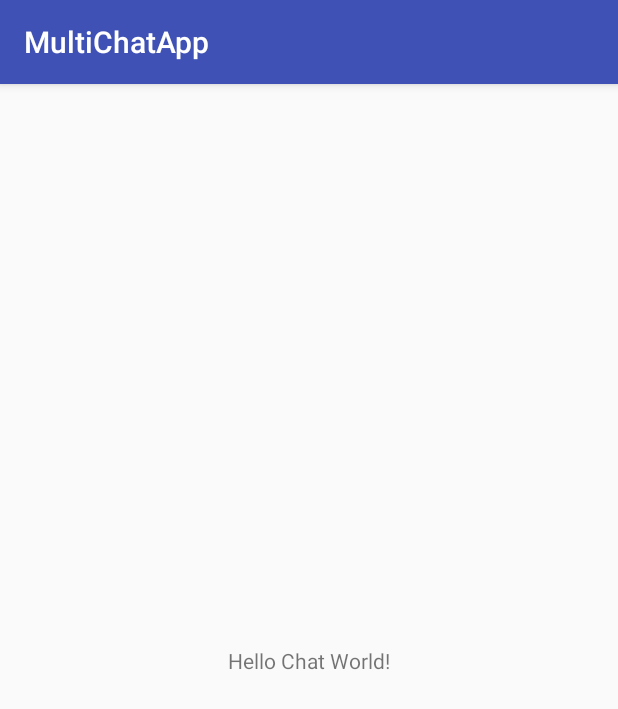
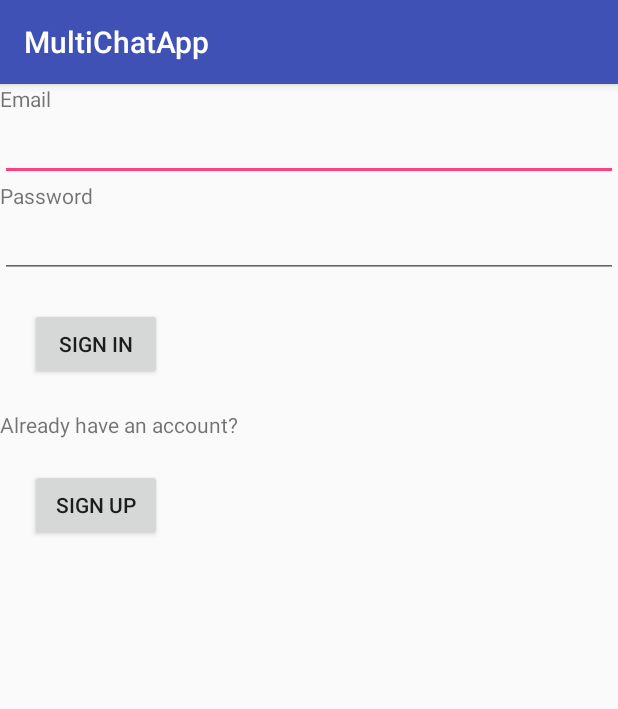
Before and after one commit to CodePathAndroidChat/MultiChat, an Android app: the screen it shows after launch (MainActivity before the commit, LoginActivity after it), on a phone screen of 412 x 824 dp. Shown: the top 709 px of the screen. Run offline under Robolectric (Android 15) with nearby library versions, the phone set to English and light mode, and no system bars; our stand-ins replace ButterKnife, Firebase (no records; nobody signed in at launch, a user with empty details on screens opened directly); libraries missing offline, so code that uses them is left out: com.crashlytics.android, io.fabric.sdk; 1 statement that could not run was skipped.

Commit message:
Add firebase support with Realtime Database, Cloud Messaging, Authentication
- Add login activity and screen
- Show logged user in MainActivity

```diff
--- /dev/null
+++ b/MultiChatApp/app/src/main/java/com/example/jason/multichatapp/activities/MainActivity.java
@@ -0,0 +1,78 @@
+package com.example.jason.multichatapp.activities;
+
+import android.content.Intent;
+import android.os.Bundle;
+import android.support.v7.app.AppCompatActivity;
+import android.util.Log;
+import android.widget.TextView;
+
+import com.crashlytics.android.Crashlytics;
+import com.example.jason.multichatapp.R;
+import com.example.jason.multichatapp.activities.LoginActivity;
+import com.google.firebase.auth.FirebaseAuth;
+import com.google.firebase.auth.FirebaseUser;
+
+import io.fabric.sdk.android.Fabric;
+
+public class MainActivity extends AppCompatActivity {
+
+    private final String TAG = "@@@";
+    private FirebaseAuth mAuth;
+
+    @Override
+    protected void onCreate(Bundle savedInstanceState) {
+        super.onCreate(savedInstanceState);
+        setContentView(R.layout.activity_main);
+        Fabric.with(this, new Crashlytics());
+
+        // Initialize the FirebaseAuth instance
+        mAuth = FirebaseAuth.getInstance();
+        // Write a message to the database
+//        FirebaseDatabase database = FirebaseDatabase.getInstance();
+//        DatabaseReference myRef = database.getReference("message");
+//
+//        myRef.setValue("Hello, World!");
+//
+//        // Read from the database
+//        myRef.addValueEventListener(new ValueEventListener() {
+//            @Override
+//            public void onDataChange(DataSnapshot dataSnapshot) {
+//                // This method is called once with the initial value and again
+//                // whenever data at this location is updated.
+//                String value = dataSnapshot.getValue(String.class);
+//                Log.d(TAG, "Value is: " + value);
+//            }
+//
+//            @Override
+//            public void onCancelled(DatabaseError error) {
+//                // Failed to read value
+//                Log.w(TAG, "Failed to read value.", error.toException());
+//            }
+//        });
+    }
+
+    @Override
+    public void onStart() {
+        super.onStart();
+        // Check if user is signed in (non-null) and update UI accordingly.
+        FirebaseUser currentUser = mAuth.getCurrentUser();
+        if (currentUser != null) {
+            // Name, email address, and profile photo Url
+            String name = currentUser.getDisplayName();
+            String email = currentUser.getEmail();
+            TextView tvEmail = (TextView) findViewById(R.id.tvUserName);
+            tvEmail.setText(email);
+            // Check if user's email is verified
+//            boolean emailVerified = currentUser.isEmailVerified();
+
+            // The user's ID, unique to the Firebase project. Do NOT use this value to
+            // authenticate with your backend server, if you have one. Use
+            // FirebaseUser.getToken() instead.
+            String uid = currentUser.getUid();
+            Log.d(TAG, "User is logged " + uid);
+        } else {
+            Intent i = new Intent(this, LoginActivity.class);
+            startActivity(i);
+        }
+    }
+}
--- /dev/null
+++ b/MultiChatApp/app/src/main/res/layout/activity_login.xml
@@ -0,0 +1,45 @@
+<?xml version="1.0" encoding="utf-8"?>
+<LinearLayout
+    xmlns:android="http://schemas.android.com/apk/res/android"
+    xmlns:tools="http://schemas.android.com/tools"
+    android:layout_width="match_parent"
+    android:layout_height="match_parent"
+    android:orientation="vertical"
+    tools:context="com.example.jason.multichatapp.activities.LoginActivity">
+
+    <TextView
+        android:layout_width="wrap_content"
+        android:layout_height="wrap_content"
+        android:text="@string/email"/>
+    <EditText
+        android:id="@+id/etEmail"
+        android:layout_width="match_parent"
+        android:layout_height="wrap_content"/>
+    <TextView
+        android:layout_width="wrap_content"
+        android:layout_height="wrap_content"
+        android:text="@string/password"/>
+    <EditText
+        android:id="@+id/etPassword"
+        android:layout_width="match_parent"
+        android:layout_height="wrap_content"/>
+    <Button
+        android:id="@+id/btnSign_in"
+        android:layout_width="wrap_content"
+        android:layout_height="wrap_content"
+        android:layout_centerHorizontal="true"
+        android:layout_margin="20dp"
+        android:text="@string/sign_in" />
+    <TextView
+        android:layout_width="wrap_content"
+        android:layout_height="wrap_content"
+        android:text="@string/existing_user_login"/>
+    <Button
+        android:id="@+id/btnSign_up"
+        android:layout_width="wrap_content"
+        android:layout_height="wrap_content"
+        android:layout_centerHorizontal="true"
+        android:layout_margin="20dp"
+        android:text="@string/sign_up" />
+
+</LinearLayout>
--- /dev/null
+++ b/MultiChatApp/app/src/main/res/values/drawable.xml
@@ -0,0 +1,3 @@
+<?xml version="1.0" encoding="utf-8"?>
+<resources>
+</resources>
--- a/MultiChatApp/app/src/main/res/values/strings.xml
+++ b/MultiChatApp/app/src/main/res/values/strings.xml
@@ -1,3 +1,8 @@
 <resources>
     <string name="app_name">MultiChatApp</string>
+    <string name="email">Email</string>
+    <string name="password">Password</string>
+    <string name="existing_user_login">Already have an account?</string>
+    <string name="sign_in">Sign In</string>
+    <string name="sign_up">Sign Up</string>
 </resources>
--- a/MultiChatApp/build.gradle
+++ b/MultiChatApp/build.gradle
@@ -5,10 +5,11 @@ buildscript {
         jcenter()
     }
     dependencies {
-        classpath 'com.android.tools.build:gradle:2.3.3'
+        classpath 'com.android.tools.build:gradle:3.0.0-alpha6'
 
         // NOTE: Do not place your application dependencies here; they belong
         // in the individual module build.gradle files
+        classpath 'com.google.gms:google-services:3.1.0'
     }
 }
 
```
Also changed, not shown: MultiChatApp/app/build.gradle (+10 -0 lines), MultiChatApp/app/src/main/AndroidManifest.xml (+23 -8 lines), MultiChatApp/app/src/main/java/com/example/jason/multichatapp/MainActivity.java (deleted, +0 -18 lines), MultiChatApp/app/src/main/java/com/example/jason/multichatapp/activities/LoginActivity.java (added, +86 -0 lines), MultiChatApp/app/src/main/java/com/example/jason/multichatapp/network/ChatAppFirebaseInstanceIdService.java (added, +23 -0 lines), MultiChatApp/app/src/main/java/com/example/jason/multichatapp/network/PushMessagingService.java (added, +42 -0 lines), MultiChatApp/app/src/main/res/layout/activity_main.xml (+14 -4 lines), 1 other file.
